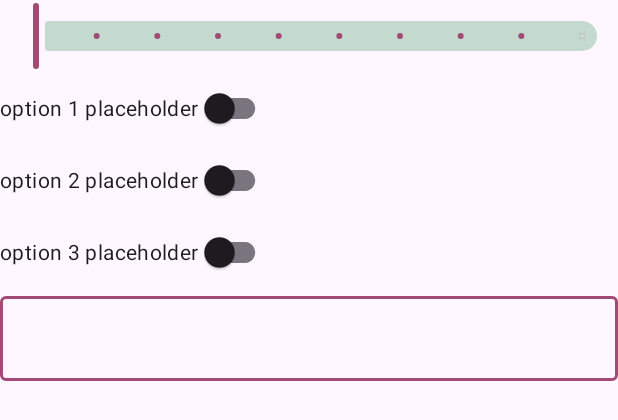
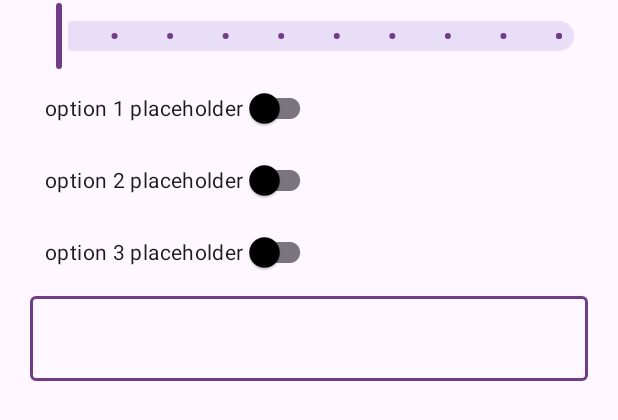
Before and after one commit to arghorashy/bloodhound-android, an Android app: the layout dialog.xml on its own in the app's theme, with its tools: preview values and no code run, on a phone screen of 412 x 824 dp. Shown: the top 420 px of the screen. Run offline under Robolectric (Android 15) with nearby library versions, the phone set to English and light mode, and no system bars; network calls fail.

Commit message:
Changes to material theme and margins

```diff
--- a/app/src/main/java/com/mumbo/bloodhound/MainActivity.java
+++ b/app/src/main/java/com/mumbo/bloodhound/MainActivity.java
@@ -2,15 +2,12 @@ package com.mumbo.bloodhound;
 
 import androidx.appcompat.app.AppCompatActivity;
 import androidx.fragment.app.Fragment;
-import androidx.fragment.app.FragmentContainerView;
 import androidx.fragment.app.FragmentManager;
 
 import android.os.Bundle;
 import android.util.Log;
 import android.view.MenuItem;
-import android.widget.Button;
 import android.widget.LinearLayout;
-import android.widget.RelativeLayout;
 
 import com.google.android.material.appbar.MaterialToolbar;
 
--- a/app/src/main/res/layout/dialog.xml
+++ b/app/src/main/res/layout/dialog.xml
@@ -8,14 +8,14 @@
 
     <com.google.android.material.slider.RangeSlider
         android:id="@+id/range_slider"
+        app:useMaterialThemeColors="true"
         android:stepSize="1"
         android:valueTo="10"
         android:value="5"
         android:valueFrom="1"
         app:trackHeight="20dp"
-        app:trackColor="@color/complement_light"
-        app:trackColorActive="@color/primary_dark"
-        app:trackColorInactive="@color/primary_light"
+        android:layout_marginLeft="15dp"
+        android:layout_marginRight="15dp"
         android:layout_width="match_parent"
         android:layout_height="match_parent"/>
 
@@ -23,6 +23,7 @@
         android:id="@+id/option1"
         android:layout_width="wrap_content"
         android:layout_height="wrap_content"
+        android:layout_marginLeft="30dp"
         android:checked="false"
         android:text="option 1 placeholder"
         android:layout_below="@id/range_slider"/>
@@ -30,6 +31,7 @@
         android:id="@+id/option2"
         android:layout_width="wrap_content"
         android:layout_height="wrap_content"
+        android:layout_marginLeft="30dp"
         android:checked="false"
         android:text="option 2 placeholder"
         android:layout_below="@id/option1"/>
@@ -37,6 +39,7 @@
         android:id="@+id/option3"
         android:layout_width="wrap_content"
         android:layout_height="wrap_content"
+        android:layout_marginLeft="30dp"
         android:checked="false"
         android:text="option 3 placeholder"
         android:layout_below="@id/option2"/>
@@ -45,6 +48,8 @@
         android:id="@+id/text_field"
         android:layout_width="match_parent"
         android:layout_height="wrap_content"
+        android:layout_marginLeft="20dp"
+        android:layout_marginRight="20dp"
         android:layout_below="@id/option3">
         <com.google.android.material.textfield.TextInputEditText
             android:layout_width="match_parent"
--- a/app/src/main/res/layout/fragment_button.xml
+++ b/app/src/main/res/layout/fragment_button.xml
@@ -4,6 +4,7 @@
     xmlns:app="http://schemas.android.com/apk/res-auto"
     android:layout_width="wrap_content"
     android:layout_height="wrap_content"
+    android:paddingStart="20dp"
     tools:context=".ButtonFragment">
 
     <com.google.android.material.button.MaterialButton
@@ -11,9 +12,9 @@
         style="@style/Widget.MaterialComponents.Button.OutlinedButton.Icon"
         android:layout_width="wrap_content"
         android:layout_height="wrap_content"
+        android:layout_marginLeft="20dp"
         android:layout_marginEnd="12dp"
         app:icon="@drawable/baseline_pets_24"
-        android:layout_marginRight="12dp"
         android:text="Placeholder" />
 
 </FrameLayout>
--- a/app/src/main/res/values-night/themes.xml
+++ b/app/src/main/res/values-night/themes.xml
@@ -1,7 +1,27 @@
 <resources xmlns:tools="http://schemas.android.com/tools">
     <!-- Base application theme. -->
     <style name="Base.Theme.Bloodhound" parent="Theme.Material3.DayNight.NoActionBar">
-        <!-- Customize your dark theme here. -->
-        <!-- <item name="colorPrimary">@color/my_dark_primary</item> -->
+        <item name="colorPrimary">@color/primary</item>
+        <item name="colorPrimaryDark">@color/primary</item>
+        <item name="colorPrimaryVariant">@color/primaryDark</item>
+        <item name="colorOnPrimary">@color/onPrimary</item>
+        <item name="color">@color/onPrimary</item>
+        <item name="colorAccent">@color/secondary</item>
+        <item name="colorSecondary">@color/secondary</item>
+        <item name="colorSecondaryVariant">@color/secondaryVariant</item>
+        <item name="colorOnSecondary">@color/onSecondary</item>
+        <item name="colorSurface">@color/surface</item>
+        <item name="colorOnSurface">@color/onSurface</item>
+    </style>
+
+    <style name="Theme.Bloodhound" parent="Base.Theme.Bloodhound" />
+
+    <style name="Widget.App.Switch" parent="Widget.MaterialComponents.CompoundButton.Switch">
+        <item name="materialThemeOverlay">@style/ThemeOverlay.App.Switch</item>
+    </style>
+
+    <style name="ThemeOverlay.App.Switch" parent="">
+        <item name="colorOnSurface">@color/secondary</item>
+        <item name="colorSecondary">@color/secondaryVariant</item>
     </style>
 </resources>
--- a/app/src/main/res/values/colors.xml
+++ b/app/src/main/res/values/colors.xml
@@ -2,9 +2,14 @@
 <resources>
     <color name="black">#FF000000</color>
     <color name="white">#FFFFFFFF</color>
-    <color name="primary_light">#B9C0DA</color>
-    <color name="primary_dark">#998DA0</color>
-    <color name="complement_light">#C4DACF</color>
-    <color name="complement_dark">#A14A76</color>
-    <color name="dark">#202C39</color>
+    <color name="primary">#713c86</color>
+    <color name="primaryVariant">#8d4897</color>
+    <color name="primaryDark">#492d67</color>
+    <color name="onPrimary">#FFFFFFFF</color>
+    <color name="secondary">#c24b5d</color>
+    <color name="secondaryDark">#863c51</color>
+    <color name="secondaryVariant">#e95865</color>
+    <color name="onSecondary">#FFFFFFFF</color>
+    <color name="surface">#FFFFFFFF</color>
+    <color name="onSurface">#000000</color>
 </resources>
--- a/app/src/main/res/values/themes.xml
+++ b/app/src/main/res/values/themes.xml
@@ -1,8 +1,27 @@
 <resources xmlns:tools="http://schemas.android.com/tools">
     <!-- Base application theme. -->
     <style name="Base.Theme.Bloodhound" parent="Theme.Material3.DayNight.NoActionBar">
-        <item name="colorPrimary">@color/complement_dark</item>
+        <item name="colorPrimary">@color/primary</item>
+        <item name="colorPrimaryDark">@color/primary</item>
+        <item name="colorPrimaryVariant">@color/primaryDark</item>
+        <item name="colorOnPrimary">@color/onPrimary</item>
+        <item name="color">@color/onPrimary</item>
+        <item name="colorAccent">@color/secondary</item>
+        <item name="colorSecondary">@color/secondary</item>
+        <item name="colorSecondaryVariant">@color/secondaryVariant</item>
+        <item name="colorOnSecondary">@color/onSecondary</item>
+        <item name="colorSurface">@color/surface</item>
+        <item name="colorOnSurface">@color/onSurface</item>
     </style>
 
     <style name="Theme.Bloodhound" parent="Base.Theme.Bloodhound" />
+
+    <style name="Widget.App.Switch" parent="Widget.MaterialComponents.CompoundButton.Switch">
+        <item name="materialThemeOverlay">@style/ThemeOverlay.App.Switch</item>
+    </style>
+
+    <style name="ThemeOverlay.App.Switch" parent="">
+        <item name="colorOnSurface">@color/secondary</item>
+        <item name="colorSecondary">@color/secondaryVariant</item>
+    </style>
 </resources>
```
